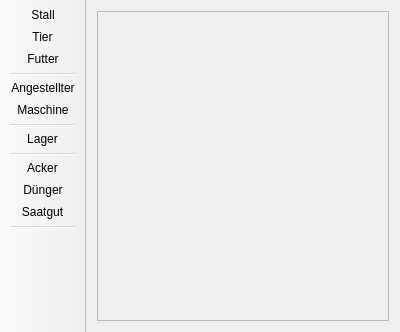
This is DBS-Bauer/MainWindow.ui in t-script/DBS-Bauer as Qt 5 draws it before an edit. The edited form follows.
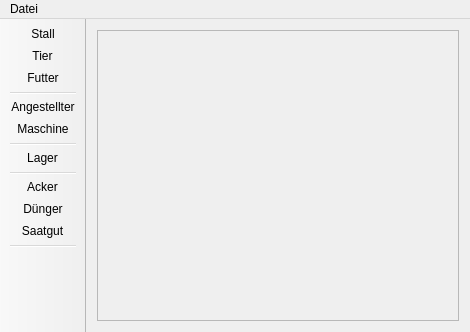
This is the edited form. Custom widgets are drawn as their Qt base class.

Commit message: UI erster Ansatz.

What changed in the file:
```diff
--- a/DBS-Bauer/MainWindow.ui
+++ b/DBS-Bauer/MainWindow.ui
@@ -6,7 +6,7 @@
    <rect>
     <x>0</x>
     <y>0</y>
-    <width>400</width>
+    <width>470</width>
     <height>332</height>
    </rect>
   </property>
@@ -23,6 +23,17 @@
       <property name="frameShadow">
        <enum>QFrame::Raised</enum>
       </property>
+      <layout class="QHBoxLayout" name="horizontalLayout_2">
+       <item>
+        <widget class="QStackedWidget" name="stackedWidget">
+         <property name="currentIndex">
+          <number>1</number>
+         </property>
+         <widget class="TierWidget" name="Tiere"/>
+         <widget class="FutterWidget" name="Futter"/>
+        </widget>
+       </item>
+      </layout>
      </widget>
     </item>
    </layout>
@@ -54,6 +65,23 @@
    <addaction name="actionSaatgut"/>
    <addaction name="separator"/>
   </widget>
+  <widget class="QMenuBar" name="menuBar">
+   <property name="geometry">
+    <rect>
+     <x>0</x>
+     <y>0</y>
+     <width>470</width>
+     <height>22</height>
+    </rect>
+   </property>
+   <widget class="QMenu" name="menuDatei">
+    <property name="title">
+     <string>Datei</string>
+    </property>
+    <addaction name="actionBeenden"/>
+   </widget>
+   <addaction name="menuDatei"/>
+  </widget>
   <action name="actionStall">
    <property name="text">
     <string>Stall</string>
@@ -101,6 +129,20 @@
   </action>
  </widget>
  <layoutdefault spacing="6" margin="11"/>
+ <customwidgets>
+  <customwidget>
+   <class>TierWidget</class>
+   <extends>QWidget</extends>
+   <header>tierwidget.h</header>
+   <container>1</container>
+  </customwidget>
+  <customwidget>
+   <class>FutterWidget</class>
+   <extends>QWidget</extends>
+   <header>futterwidget.h</header>
+   <container>1</container>
+  </customwidget>
+ </customwidgets>
  <resources/>
  <connections/>
 </ui>
```
Left out of the diff: 5 changed lines with no effect on the pictures. The commit also changes 7 other files.
